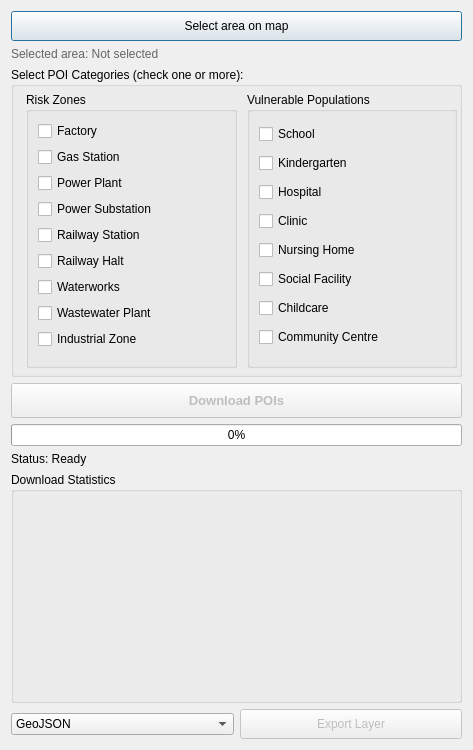
Old version of the form osm_poi_downloader/osm_poi_downloader_dialog_base.ui in the repository pavlovicisidora/qgis-thesis.
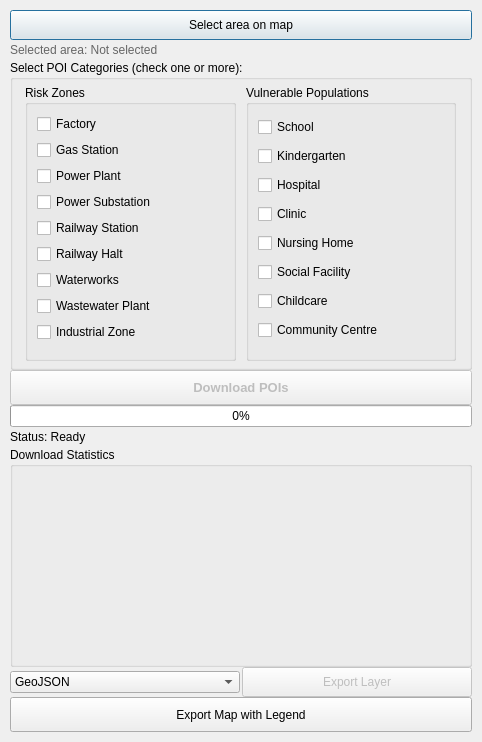
New version of the form.

Commit message: Implement export map to png/jpeg/pdf

```diff
--- a/osm_poi_downloader/osm_poi_downloader_dialog_base.ui
+++ b/osm_poi_downloader/osm_poi_downloader_dialog_base.ui
@@ -6,14 +6,29 @@
    <rect>
     <x>0</x>
     <y>0</y>
-    <width>473</width>
-    <height>750</height>
+    <width>482</width>
+    <height>742</height>
    </rect>
   </property>
   <property name="windowTitle">
    <string>OSM POI Downloader</string>
   </property>
   <layout class="QVBoxLayout" name="verticalLayout">
+   <property name="spacing">
+    <number>0</number>
+   </property>
+   <property name="leftMargin">
+    <number>10</number>
+   </property>
+   <property name="topMargin">
+    <number>10</number>
+   </property>
+   <property name="rightMargin">
+    <number>10</number>
+   </property>
+   <property name="bottomMargin">
+    <number>10</number>
+   </property>
    <item>
     <widget class="QPushButton" name="pushButton_selectArea">
      <property name="minimumSize">
@@ -29,10 +44,22 @@
    </item>
    <item>
     <widget class="QLabel" name="label_selectedArea">
+     <property name="sizePolicy">
+      <sizepolicy hsizetype="Preferred" vsizetype="Fixed">
+       <horstretch>0</horstretch>
+       <verstretch>0</verstretch>
+      </sizepolicy>
+     </property>
+     <property name="minimumSize">
+      <size>
+       <width>0</width>
+       <height>20</height>
+      </size>
+     </property>
      <property name="maximumSize">
       <size>
        <width>16777215</width>
-       <height>40</height>
+       <height>20</height>
       </size>
      </property>
      <property name="styleSheet">
@@ -267,10 +294,16 @@
    </item>
    <item>
     <widget class="QLabel" name="label_status">
+     <property name="minimumSize">
+      <size>
+       <width>0</width>
+       <height>20</height>
+      </size>
+     </property>
      <property name="maximumSize">
       <size>
        <width>16777215</width>
-       <height>40</height>
+       <height>25</height>
       </size>
      </property>
      <property name="text">
@@ -356,6 +389,9 @@
    </item>
    <item>
     <layout class="QHBoxLayout" name="horizontalLayout">
+     <property name="spacing">
+      <number>2</number>
+     </property>
      <item>
       <widget class="QComboBox" name="comboBox_exportFormat">
        <item>
@@ -388,6 +424,22 @@
      </item>
     </layout>
    </item>
+   <item>
+    <widget class="QPushButton" name="pushButton_exportMap">
+     <property name="minimumSize">
+      <size>
+       <width>0</width>
+       <height>35</height>
+      </size>
+     </property>
+     <property name="toolTip">
+      <string extracomment="Export the map canvas with all visible layers and automatic legend"/>
+     </property>
+     <property name="text">
+      <string>Export Map with Legend</string>
+     </property>
+    </widget>
+   </item>
   </layout>
  </widget>
  <resources/>
```
The commit also changes 4 other files.
